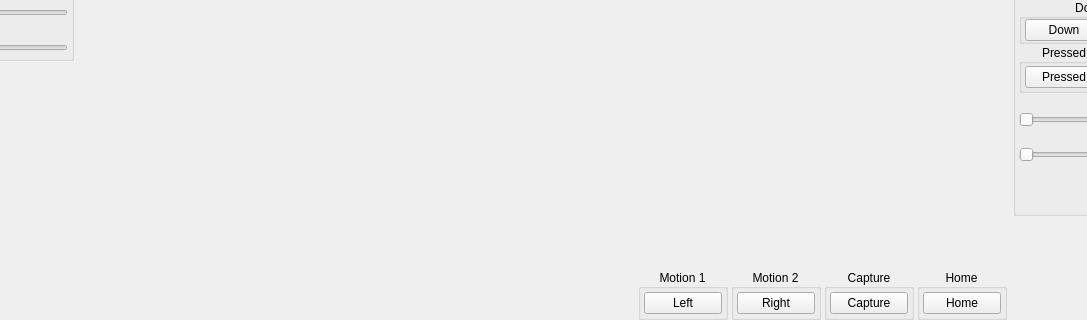
Old version of the form src/storm_switch/configuration/configure_input_player.ui in the repository ReiKatari/STORM_SWITCH; both pictures show x 224 to 1311 and y 240 to 560 of the 1535 by 560 pixel window.
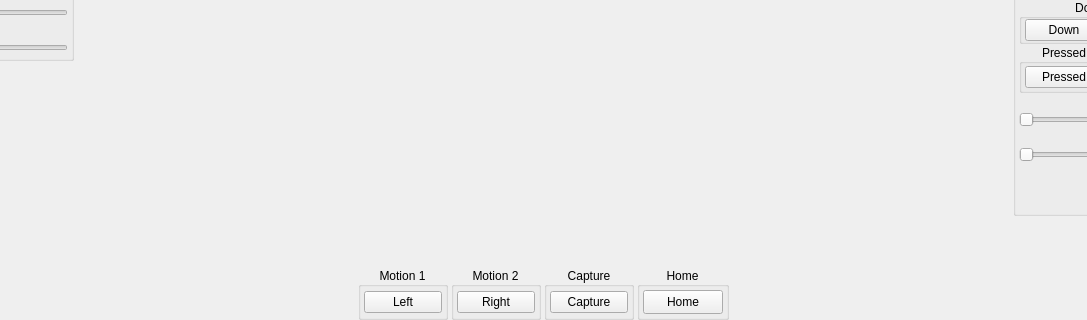
New version of the form. Custom widgets are drawn as their Qt base class.

Diff of the .ui file:
```diff
--- a/src/storm_switch/configuration/configure_input_player.ui
+++ b/src/storm_switch/configuration/configure_input_player.ui
@@ -1998,19 +1998,16 @@
                  <widget class="QPushButton" name="buttonHome">
                   <property name="minimumSize">
                    <size>
-                    <width>70</width>
-                    <height>0</height>
+                    <width>72</width>
+                    <height>24</height>
                    </size>
                   </property>
                   <property name="maximumSize">
                    <size>
-                    <width>68</width>
-                    <height>16777215</height>
+                    <width>90</width>
+                    <height>28</height>
                    </size>
                   </property>
-                  <property name="styleSheet">
-                   <string notr="true">min-width: 76px;</string>
-                  </property>
                   <property name="text">
                    <string>Home</string>
                   </property>
@@ -2019,6 +2016,19 @@
                </layout>
               </widget>
              </item>
+             <item>
+              <spacer name="horizontalSpacerMiscButtons2">
+               <property name="orientation">
+                <enum>Qt::Orientation::Horizontal</enum>
+               </property>
+               <property name="sizeHint" stdset="0">
+                <size>
+                 <width>20</width>
+                 <height>20</height>
+                </size>
+               </property>
+              </spacer>
+             </item>
             </layout>
            </item>
           </layout>
```
